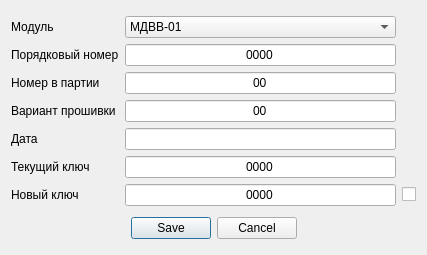
Before: the Qt Designer form configurationmodulewidget.ui in vlarry/emulator, drawn with Qt 5.
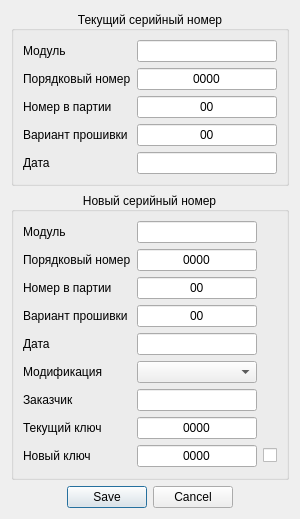
After: the same form once the commit is applied.

Commit message: Добавлен новый класс CDbController для подключения базы данных серийных номеров; Изменение интерфейса виджета конфигурирования модуля (для работы с базой данных серийных номеров).

```diff
--- a/configurationmodulewidget.ui
+++ b/configurationmodulewidget.ui
@@ -6,20 +6,44 @@
    <rect>
     <x>0</x>
     <y>0</y>
-    <width>427</width>
-    <height>255</height>
+    <width>300</width>
+    <height>519</height>
    </rect>
   </property>
   <property name="windowTitle">
    <string>Конфигурирование модуля</string>
   </property>
-  <layout class="QVBoxLayout" name="verticalLayout">
+  <layout class="QVBoxLayout" name="verticalLayout_2">
+   <item>
+    <widget class="QGroupBox" name="groupBoxSNCurrent">
+     <property name="sizePolicy">
+      <sizepolicy hsizetype="Minimum" vsizetype="Maximum">
+       <horstretch>0</horstretch>
+       <verstretch>0</verstretch>
+      </sizepolicy>
+     </property>
+     <property name="title">
+      <string>Текущий серийный номер</string>
+     </property>
+     <property name="alignment">
+      <set>Qt::AlignCenter</set>
+     </property>
+     <layout class="QVBoxLayout" name="verticalLayout_3">
    <item>
     <layout class="QGridLayout" name="gridLayout">
-     <item row="5" column="0">
-      <widget class="QLabel" name="label_6">
+        <item row="3" column="1">
+         <widget class="QLineEdit" name="lineEditModuleFirmwareVariantCurrent">
        <property name="text">
-        <string>Текущий ключ</string>
+           <string>00</string>
+          </property>
+          <property name="maxLength">
+           <number>2</number>
+          </property>
+          <property name="alignment">
+           <set>Qt::AlignCenter</set>
+          </property>
+          <property name="readOnly">
+           <bool>true</bool>
        </property>
       </widget>
      </item>
@@ -30,10 +54,29 @@
        </property>
       </widget>
      </item>
-     <item row="3" column="0">
-      <widget class="QLabel" name="label_4">
+        <item row="1" column="1">
+         <widget class="QLineEdit" name="lineEditModuleNumberCurrent">
        <property name="text">
-        <string>Вариант прошивки</string>
+           <string>0000</string>
+          </property>
+          <property name="maxLength">
+           <number>4</number>
+          </property>
+          <property name="alignment">
+           <set>Qt::AlignCenter</set>
+          </property>
+          <property name="readOnly">
+           <bool>true</bool>
+          </property>
+         </widget>
+        </item>
+        <item row="4" column="1">
+         <widget class="QLineEdit" name="lineEditModuleFirmwareDateCurrent">
+          <property name="alignment">
+           <set>Qt::AlignCenter</set>
+          </property>
+          <property name="readOnly">
+           <bool>true</bool>
        </property>
       </widget>
      </item>
@@ -44,75 +87,10 @@
        </property>
       </widget>
      </item>
-     <item row="6" column="0">
-      <widget class="QLabel" name="label_7">
+        <item row="3" column="0">
+         <widget class="QLabel" name="label_4">
        <property name="text">
-        <string>Новый ключ</string>
-       </property>
-      </widget>
-     </item>
-     <item row="6" column="1">
-      <widget class="QLineEdit" name="lineEditModuleKeyNew">
-       <property name="text">
-        <string>0000</string>
-       </property>
-       <property name="maxLength">
-        <number>4</number>
-       </property>
-       <property name="alignment">
-        <set>Qt::AlignCenter</set>
-       </property>
-      </widget>
-     </item>
-     <item row="0" column="1">
-      <widget class="QComboBox" name="comboBoxModuleType">
-       <item>
-        <property name="text">
-         <string>МДВВ-01</string>
-        </property>
-       </item>
-       <item>
-        <property name="text">
-         <string>МДВВ-02</string>
-        </property>
-       </item>
-       <item>
-        <property name="text">
-         <string>МИК-01</string>
-        </property>
-       </item>
-      </widget>
-     </item>
-     <item row="3" column="1">
-      <widget class="QLineEdit" name="lineEditModuleFirmwareVariant">
-       <property name="text">
-        <string>00</string>
-       </property>
-       <property name="maxLength">
-        <number>2</number>
-       </property>
-       <property name="alignment">
-        <set>Qt::AlignCenter</set>
-       </property>
-      </widget>
-     </item>
-     <item row="0" column="0">
-      <widget class="QLabel" name="label">
-       <property name="text">
-        <string>Модуль</string>
-       </property>
-      </widget>
-     </item>
-     <item row="2" column="1">
-      <widget class="QLineEdit" name="lineEditModuleNumberParty">
-       <property name="text">
-        <string>00</string>
-       </property>
-       <property name="maxLength">
-        <number>2</number>
-       </property>
-       <property name="alignment">
-        <set>Qt::AlignCenter</set>
+           <string>Вариант прошивки</string>
        </property>
       </widget>
      </item>
@@ -123,10 +101,10 @@
        </property>
       </widget>
      </item>
-     <item row="1" column="1">
-      <widget class="QLineEdit" name="lineEditModuleNumber">
+        <item row="2" column="1">
+         <widget class="QLineEdit" name="lineEditModuleNumberPartyCurrent">
        <property name="text">
-        <string>0000</string>
+           <string>00</string>
        </property>
        <property name="maxLength">
         <number>4</number>
@@ -134,16 +112,65 @@
        <property name="alignment">
         <set>Qt::AlignCenter</set>
        </property>
-      </widget>
-     </item>
-     <item row="5" column="1">
-      <widget class="QLineEdit" name="lineEditModuleKeyCurrent">
-       <property name="contextMenuPolicy">
-        <enum>Qt::CustomContextMenu</enum>
-       </property>
+          <property name="readOnly">
+           <bool>true</bool>
+          </property>
+         </widget>
+        </item>
+        <item row="0" column="0">
+         <widget class="QLabel" name="label">
+          <property name="text">
+           <string>Модуль</string>
+          </property>
+         </widget>
+        </item>
+        <item row="0" column="1">
+         <widget class="QLineEdit" name="lineEditModuleTypeCurrent">
+          <property name="alignment">
+           <set>Qt::AlignCenter</set>
+          </property>
+          <property name="readOnly">
+           <bool>true</bool>
+          </property>
+         </widget>
+        </item>
+       </layout>
+      </item>
+     </layout>
+    </widget>
+   </item>
+   <item>
+    <widget class="QGroupBox" name="groupBoxSNNew">
+     <property name="sizePolicy">
+      <sizepolicy hsizetype="Minimum" vsizetype="Minimum">
+       <horstretch>0</horstretch>
+       <verstretch>0</verstretch>
+      </sizepolicy>
+     </property>
+     <property name="title">
+      <string>Новый серийный номер</string>
+     </property>
+     <property name="alignment">
+      <set>Qt::AlignCenter</set>
+     </property>
+     <property name="flat">
+      <bool>false</bool>
+     </property>
+     <layout class="QVBoxLayout" name="verticalLayout">
+      <item>
+       <layout class="QGridLayout" name="gridLayout_2">
+        <item row="4" column="0">
+         <widget class="QLabel" name="label_16">
        <property name="text">
-        <string>0000</string>
-       </property>
+           <string>Дата</string>
+          </property>
+         </widget>
+        </item>
+        <item row="2" column="1">
+         <widget class="QLineEdit" name="lineEditModuleNumberPartyNew">
+          <property name="text">
+           <string>00</string>
+          </property>
        <property name="maxLength">
         <number>4</number>
        </property>
@@ -152,7 +179,7 @@
        </property>
       </widget>
      </item>
-     <item row="6" column="2">
+        <item row="8" column="2">
       <widget class="QCheckBox" name="checkBoxNewKey">
        <property name="toolTip">
         <string>Установить новый ключ</string>
@@ -162,8 +189,60 @@
        </property>
       </widget>
      </item>
+        <item row="3" column="1">
+         <widget class="QLineEdit" name="lineEditModuleFirmwareVariantNew">
+          <property name="text">
+           <string>00</string>
+          </property>
+          <property name="maxLength">
+           <number>2</number>
+          </property>
+          <property name="alignment">
+           <set>Qt::AlignCenter</set>
+          </property>
+         </widget>
+        </item>
+        <item row="7" column="1">
+         <widget class="QLineEdit" name="lineEditModuleKeyCurrent">
+          <property name="contextMenuPolicy">
+           <enum>Qt::CustomContextMenu</enum>
+          </property>
+          <property name="text">
+           <string>0000</string>
+          </property>
+          <property name="maxLength">
+           <number>4</number>
+          </property>
+          <property name="alignment">
+           <set>Qt::AlignCenter</set>
+          </property>
+         </widget>
+        </item>
+        <item row="3" column="0">
+         <widget class="QLabel" name="label_12">
+          <property name="text">
+           <string>Вариант прошивки</string>
+          </property>
+         </widget>
+        </item>
+        <item row="8" column="1">
+         <widget class="QLineEdit" name="lineEditModuleKeyNew">
+          <property name="text">
+           <string>0000</string>
+          </property>
+          <property name="maxLength">
+           <number>4</number>
+          </property>
+          <property name="alignment">
+           <set>Qt::AlignCenter</set>
+          </property>
+         </widget>
+        </item>
+        <item row="5" column="1">
+         <widget class="QComboBox" name="comboBoxModuleModificationNew"/>
+        </item>
      <item row="4" column="1">
-      <widget class="QLineEdit" name="lineEditModuleFirmwareDate">
+         <widget class="QLineEdit" name="lineEditModuleFirmwareDateNew">
        <property name="alignment">
         <set>Qt::AlignCenter</set>
        </property>
@@ -172,7 +251,104 @@
        </property>
       </widget>
      </item>
-    </layout>
+        <item row="0" column="0">
+         <widget class="QLabel" name="label_15">
+          <property name="text">
+           <string>Модуль</string>
+          </property>
+         </widget>
+        </item>
+        <item row="2" column="0">
+         <widget class="QLabel" name="label_13">
+          <property name="text">
+           <string>Номер в партии</string>
+          </property>
+         </widget>
+        </item>
+        <item row="1" column="1">
+         <widget class="QLineEdit" name="lineEditModuleNumberNew">
+          <property name="text">
+           <string>0000</string>
+          </property>
+          <property name="maxLength">
+           <number>4</number>
+          </property>
+          <property name="alignment">
+           <set>Qt::AlignCenter</set>
+          </property>
+         </widget>
+        </item>
+        <item row="7" column="0">
+         <widget class="QLabel" name="label_10">
+          <property name="text">
+           <string>Текущий ключ</string>
+          </property>
+         </widget>
+        </item>
+        <item row="1" column="0">
+         <widget class="QLabel" name="label_11">
+          <property name="text">
+           <string>Порядковый номер</string>
+          </property>
+         </widget>
+        </item>
+        <item row="8" column="0">
+         <widget class="QLabel" name="label_14">
+          <property name="text">
+           <string>Новый ключ</string>
+          </property>
+         </widget>
+        </item>
+        <item row="5" column="0">
+         <widget class="QLabel" name="label_17">
+          <property name="text">
+           <string>Модификация</string>
+          </property>
+         </widget>
+        </item>
+        <item row="6" column="0">
+         <widget class="QLabel" name="label_18">
+          <property name="text">
+           <string>Заказчик</string>
+          </property>
+         </widget>
+        </item>
+        <item row="6" column="1">
+         <widget class="QLineEdit" name="lineEditCustomerNew">
+          <property name="alignment">
+           <set>Qt::AlignCenter</set>
+          </property>
+         </widget>
+        </item>
+        <item row="0" column="1">
+         <widget class="QLineEdit" name="lineEditModuleTypeNew">
+          <property name="alignment">
+           <set>Qt::AlignCenter</set>
+          </property>
+          <property name="readOnly">
+           <bool>true</bool>
+          </property>
+         </widget>
+        </item>
+       </layout>
+      </item>
+     </layout>
+    </widget>
+   </item>
+   <item>
+    <layout class="QHBoxLayout" name="horizontalLayout_3">
+     <item>
+      <spacer name="horizontalSpacer_5">
+       <property name="orientation">
+        <enum>Qt::Horizontal</enum>
+       </property>
+       <property name="sizeHint" stdset="0">
+        <size>
+         <width>40</width>
+         <height>20</height>
+        </size>
+       </property>
+      </spacer>
    </item>
    <item>
     <widget class="QDialogButtonBox" name="buttonBox">
@@ -186,6 +362,21 @@
       <bool>true</bool>
      </property>
     </widget>
+     </item>
+     <item>
+      <spacer name="horizontalSpacer_6">
+       <property name="orientation">
+        <enum>Qt::Horizontal</enum>
+       </property>
+       <property name="sizeHint" stdset="0">
+        <size>
+         <width>40</width>
+         <height>20</height>
+        </size>
+       </property>
+      </spacer>
+     </item>
+    </layout>
    </item>
   </layout>
  </widget>
```
Left out of the diff: 4 changed lines with no effect on the pictures. Lines whose indentation alone changed are shown as unchanged. The commit also changes 7 other files.
